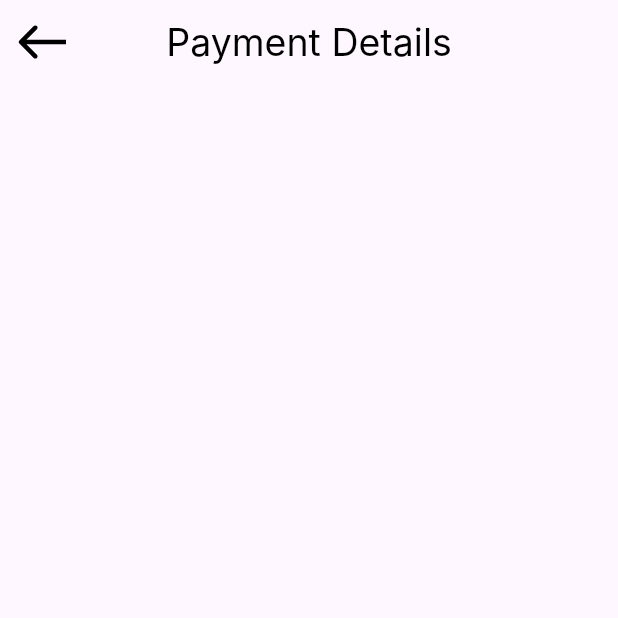
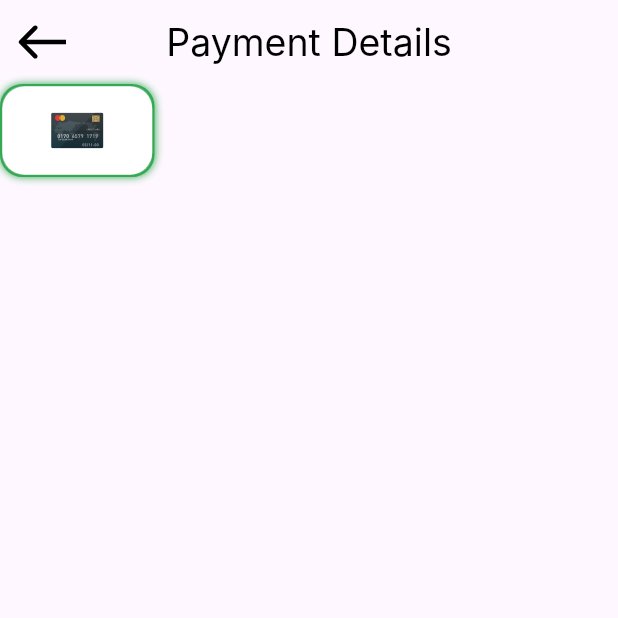
Before and after one commit to shahdashraf2003/CheckoutApp, a Flutter app: the screen it shows after launch, after a tap on "Complete Payment", on a phone screen of 412 x 824 dp, the top half of it. Run offline on Flutter 3.47's test engine with Material 3 defaults, Android fonts, the phone set to English and light mode, and no system bars; our stand-ins replace flutter_svg; Roboto replaces fonts that are missing (Inter).

Commit message:
Create payment item

```diff
--- a/lib/features/checkout/presentation/views/my_cart_view.dart
+++ b/lib/features/checkout/presentation/views/my_cart_view.dart
@@ -9,9 +9,7 @@ class MyCartView extends StatelessWidget {
   Widget build(BuildContext context) {
     return Scaffold(
       appBar: buildAppBar(title: 'My Cart'),
-      body: const MyCartViewBody(
-        title: '',
-      ),
+      body: const MyCartViewBody(),
     );
   }
 }
--- a/lib/features/checkout/presentation/views/payment_details_view.dart
+++ b/lib/features/checkout/presentation/views/payment_details_view.dart
@@ -1,5 +1,6 @@
 import 'package:flutter/material.dart';
 import 'package:payment_app/core/widgets/custom_app_bar.dart';
+import 'package:payment_app/features/checkout/presentation/views/widgets/payment_details_view_body.dart';
 
 class PaymentDetailsview extends StatelessWidget {
   const PaymentDetailsview({super.key});
@@ -8,6 +9,7 @@ class PaymentDetailsview extends StatelessWidget {
   Widget build(BuildContext context) {
     return  Scaffold(
       appBar: buildAppBar(title: 'Payment Details'),
+      body: const PaymentDetailsViewBody(),
     );
   }
 }
--- a/lib/features/checkout/presentation/views/widgets/my_cart_view_body.dart
+++ b/lib/features/checkout/presentation/views/widgets/my_cart_view_body.dart
@@ -7,7 +7,6 @@ import 'package:payment_app/features/checkout/presentation/views/widgets/total_p
 class MyCartViewBody extends StatelessWidget {
   const MyCartViewBody({
     super.key,
-    required String title,
   });
   @override
   Widget build(BuildContext context) {
--- /dev/null
+++ b/lib/features/checkout/presentation/views/widgets/payment_details_view_body.dart
@@ -0,0 +1,45 @@
+import 'package:flutter/material.dart';
+import 'package:flutter_svg/svg.dart';
+
+class PaymentDetailsViewBody extends StatelessWidget {
+  const PaymentDetailsViewBody({super.key});
+
+  @override
+  Widget build(BuildContext context) {
+    return Column(
+      children: [
+        Container(
+          width: 103,
+          height: 62,
+          decoration: ShapeDecoration(
+              shape: RoundedRectangleBorder(
+                side: const BorderSide(
+                  width: 1.5,
+                  color: Color(0xff34A853),
+                ),
+                borderRadius: BorderRadius.circular(15),
+              ),
+              shadows: const [
+                BoxShadow(
+                    color: Color(0xff34A853),
+                    offset: Offset(0, 0),
+                    blurRadius: 4,
+                    spreadRadius: 0)
+              ]),
+          child: Container(
+            decoration: BoxDecoration(
+              borderRadius: BorderRadius.circular(15),
+              color: Colors.white,
+            ),
+            child: Center(
+              child: SvgPicture.asset(
+                'assets/images/card.svg',
+                height: 24,
+              ),
+            ),
+          ),
+        )
+      ],
+    );
+  }
+}
```
Also changed, not shown: assets/images/card.svg (added), assets/images/pay.svg (added), assets/images/paypal.svg (added).
